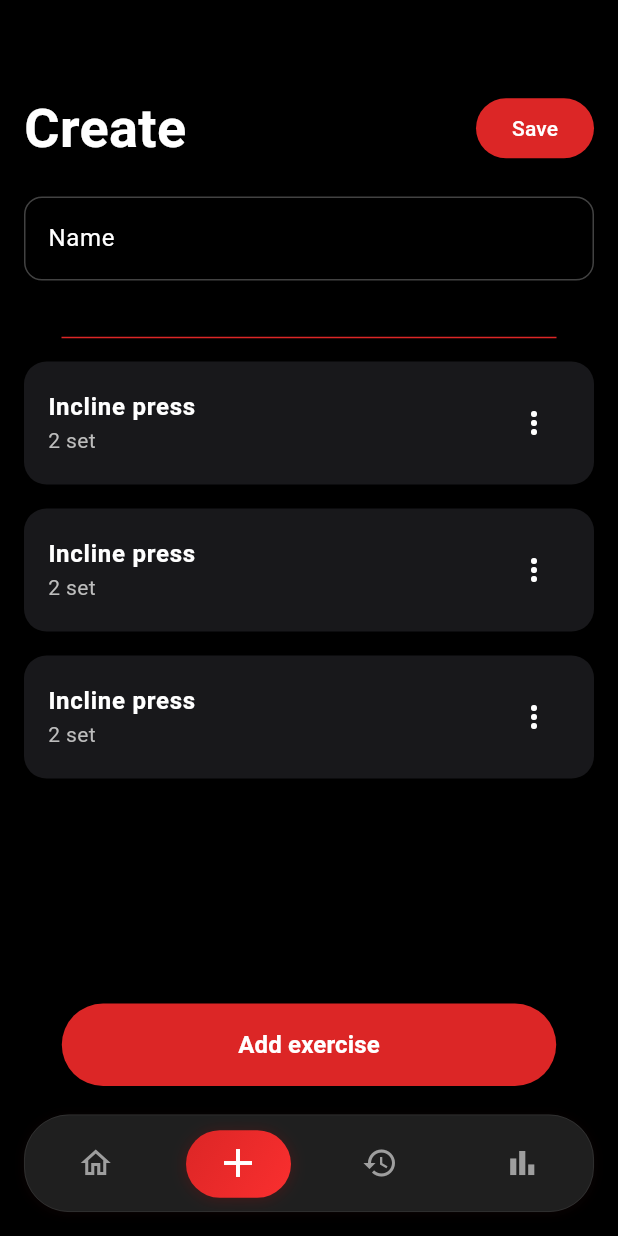
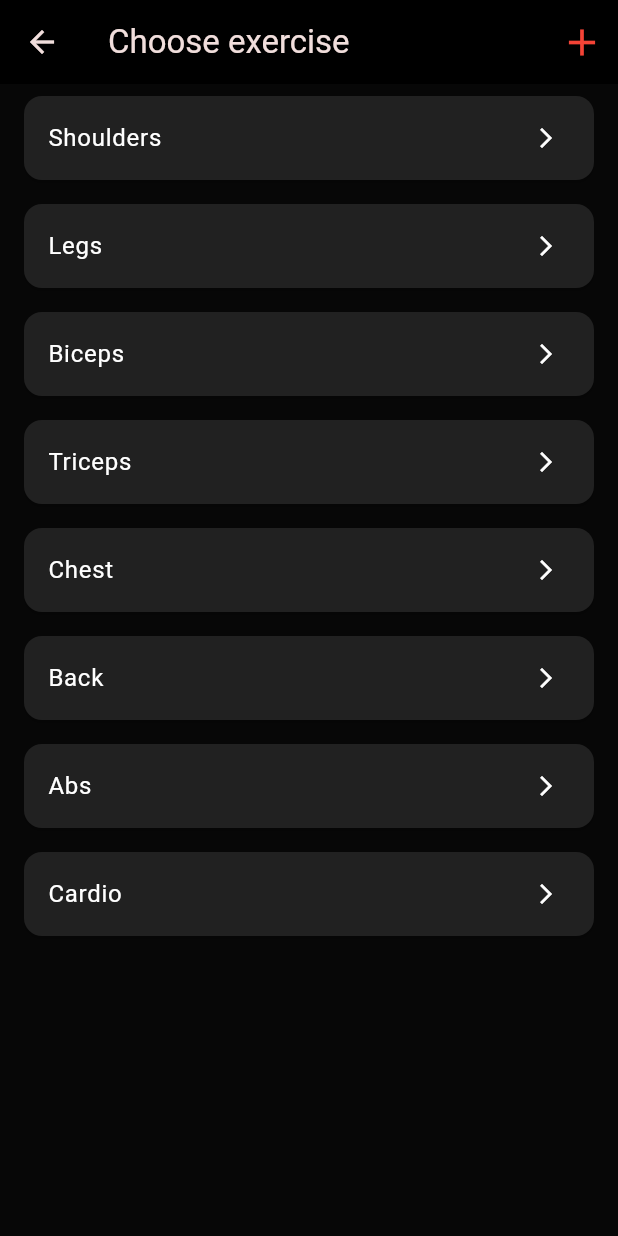
Before and after one commit to gabrielerneving/gym_application, a Flutter app: the screen it shows once a user with an empty profile is signed in, item 2 of the bottom bar chosen, after a tap on "Add exercise", on a phone screen of 412 x 824 dp. Run offline on Flutter 3.47's test engine with Material 3 defaults, Android fonts, the phone set to English and light mode, and no system bars; our stand-ins replace cloud_firestore, firebase_auth, firebase_core; accounts and stored records are empty.

Commit message:
Man kan lägga till exercises i program och spara dem

```diff
--- /dev/null
+++ b/lib/pages/choose_category_screen.dart
@@ -0,0 +1,69 @@
+import 'package:flutter/material.dart';
+import 'create_exercise_screen.dart'; // Skärm C
+import 'exercise_list_screen.dart'; // Skärm B
+
+class ChooseCategoryScreen extends StatelessWidget {
+  const ChooseCategoryScreen({Key? key}) : super(key: key);
+
+  // Hårdkodad lista med kategorier. Kan senare hämtas från databasen om man vill.
+  final List<String> categories = const [
+    'Shoulders',
+    'Legs',
+    'Biceps',
+    'Triceps',
+    'Chest',
+    'Back',
+    'Abs',
+    'Cardio'
+  ];
+
+  @override
+  Widget build(BuildContext context) {
+    return Scaffold(
+      appBar: AppBar(
+        title: const Text('Choose exercise'),
+        backgroundColor: Colors.black,
+        actions: [
+          IconButton(
+            icon: const Icon(Icons.add, color: Colors.red, size: 30),
+            onPressed: () {
+              // Navigera till skärmen för att skapa en ny övning (Skärm C)
+              Navigator.of(context).push(
+                MaterialPageRoute(builder: (context) => const CreateExerciseScreen()),
+              );
+            },
+          ),
+        ],
+      ),
+      body: ListView.builder(
+        itemCount: categories.length,
+        itemBuilder: (context, index) {
+          final category = categories[index];
+          return Card(
+            color: Colors.grey.shade900,
+            margin: const EdgeInsets.symmetric(horizontal: 16, vertical: 8),
+            child: ListTile(
+              title: Text(category, style: const TextStyle(color: Colors.white)),
+              trailing: const Icon(Icons.arrow_forward_ios, color: Colors.white, size: 16),
+               onTap: () async {
+                // Navigera till listan med övningar och VÄNTA på ett resultat.
+                final selectedExercise = await Navigator.of(context).push(
+                  MaterialPageRoute(
+                    builder: (context) => ExerciseListScreen(category: category),
+                  ),
+                );
+
+                // Om vi fick tillbaka en övning från ExerciseListScreen...
+                if (selectedExercise != null) {
+                  // ...då stänger vi ÄVEN DENNA SKÄRM (ChooseCategoryScreen)
+                  // och skickar resultatet vidare ett steg till.
+                  Navigator.of(context).pop(selectedExercise);
+                }
+              },
+            ),
+          );
+        },
+      ),
+    );
+  }
+}
--- a/lib/pages/create_workout.dart
+++ b/lib/pages/create_workout.dart
@@ -5,6 +5,11 @@ import '../models/exercise_model.dart';
 import '../models/workout_model.dart';
 import '../services/database_service.dart';
 import '../widgets/exercise_list_item.dart';
+import 'choose_category_screen.dart'; // Importera den nya skärmen
+import '../models/master_exercise_model.dart'; // Importera MasterExercise-modellen
+
+
+
 class CreateWorkoutScreen extends StatefulWidget {
   final Function(int)? onWorkoutSaved;
   const CreateWorkoutScreen({Key? key, this.onWorkoutSaved}) : super(key: key);
@@ -19,12 +24,7 @@ class _CreateWorkoutScreenState extends State<CreateWorkoutScreen> {
   bool _isLoading = false;
 
 
-  final List<Exercise> _exercises = [
-    // Exempeldata, denna lista kommer du att kunna ändra
-    Exercise(name: 'Incline press', sets: 2, id: 'ex1'),
-    Exercise(name: 'Incline press', sets: 2, id: 'ex2'),
-    Exercise(name: 'Incline press', sets: 2, id: 'ex3'),
-  ];
+  final List<Exercise> _exercises = [];
 
   @override
   void initState() {
@@ -41,6 +41,39 @@ class _CreateWorkoutScreenState extends State<CreateWorkoutScreen> {
     _focusNode.dispose();
     super.dispose();
   }
+
+  // Inuti _CreateWorkoutScreenState
+
+// NY METOD FÖR ATT HANTERA DET NYA FLÖDET
+Future<void> _navigateAndAddExercise() async {
+  // Navigera till Skärm A (ChooseCategoryScreen) och VÄNTA på ett resultat.
+  // Resultatet kommer att vara ett MasterExercise-objekt om användaren väljer en,
+  // annars blir det null om de bara backar ut.
+  final result = await Navigator.push(
+    context,
+    MaterialPageRoute(builder: (context) => const ChooseCategoryScreen()),
+  );
+
+    print('👉 RESULT RECEIVED: $result');
+
+
+  // Kontrollera om vi faktiskt fick tillbaka ett resultat (dvs. inte null)
+  if (result != null && result is MasterExercise) {
+    // VIKTIGT: Vi fick tillbaka ett MasterExercise, men vår lista i denna
+    // skärm är en lista av "vanliga" Exercise-objekt (som också har "sets").
+    // Vi måste konvertera den ena till den andra. Vi sätter "sets" till 1 som standard.
+    final newExercise = Exercise(
+      id: result.id, // Använd samma ID för att undvika problem med Dismissible-key
+      name: result.name,
+      sets: 1, // Sätt ett standardvärde för sets
+    );
+
+    // Lägg till den nya övningen i listan och rita om UI:t
+    setState(() {
+      _exercises.add(newExercise);
+    });
+  }
+}
 
   // Metod som anropas när "Save" trycks
   Future<void> _saveWorkout() async {
@@ -193,7 +226,7 @@ class _CreateWorkoutScreenState extends State<CreateWorkoutScreen> {
               child: Center(
                 child: ElevatedButton(
                   onPressed: () {
-                    // Logik för att lägga till en ny övning
+                    _navigateAndAddExercise();
                   },
                   style: ElevatedButton.styleFrom(
                     backgroundColor: Color(0xFFDC2626),
```
Also changed, not shown: lib/models/master_exercise_model.dart (added, +29 -0 lines), lib/pages/create_exercise_screen.dart (added, +103 -0 lines), lib/pages/exercise_list_screen.dart (added, +53 -0 lines), lib/services/database_service.dart (+17 -0 lines).
